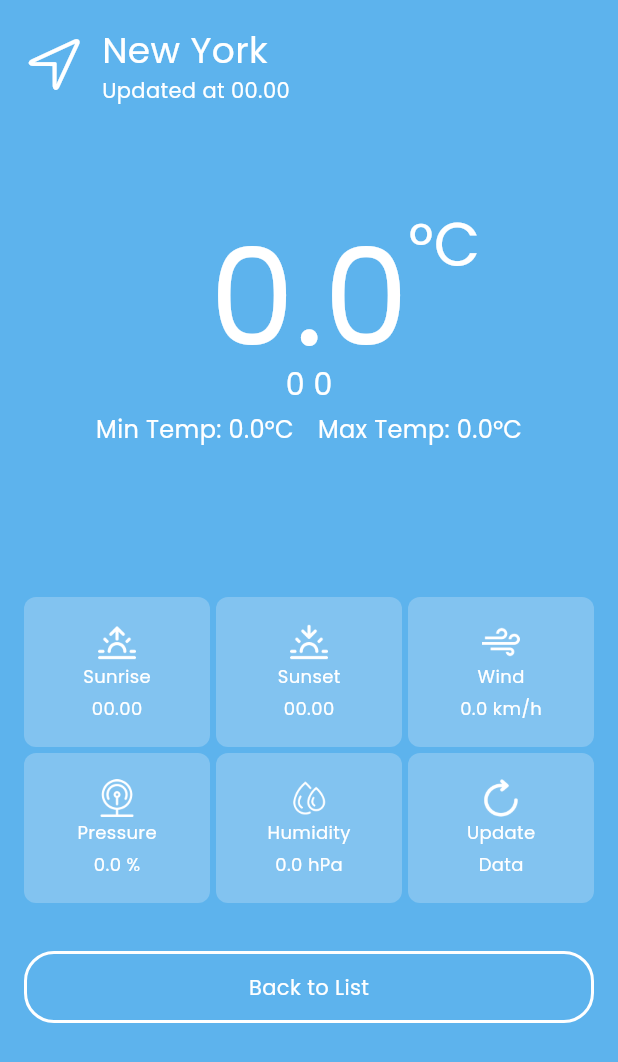
After one commit to rezaagung1101/WeatherApp_Flutter_MVVM, a Flutter app: the ListCityScreen screen opened by its route, after a tap on "New York", on a phone screen of 412 x 824 dp. The commit adds this screen. Shown: the top 1062 px of the screen. Run offline on Flutter 3.47's test engine with Material 3 defaults, Android fonts, the phone set to English and light mode, and no system bars; our stand-ins replace recase; network calls fail.

Commit message:
add: detail city

```diff
--- a/lib/utils/helper.dart
+++ b/lib/utils/helper.dart
@@ -1,5 +1,6 @@
 import 'package:intl/intl.dart';
 import 'dart:developer' as developer;
+
 enum Status { INITIAL, LOADING, COMPLETED, ERROR }
 
 class Helper {
@@ -22,11 +23,26 @@ class Helper {
 
   String timezoneOffsetToDate(String? timezoneOffset) {
     DateTime utcTime = DateTime.now().toUtc();
-    DateTime localTime = utcTime.add(Duration(seconds: int.parse(timezoneOffset!)));
+    DateTime localTime =
+        utcTime.add(Duration(seconds: int.parse(timezoneOffset!)));
     return DateFormat('dd MMM yyyy \'|\' hh:mm a').format(localTime);
   }
 
   void log(String message, {String name = 'openweather_mvvm'}) {
     developer.log(message, name: name);
   }
+
+  String capitalize(String input) {
+    if (input.isEmpty) {
+      return input;
+    }
+    List<String> words = input.split(' ');
+    String capitalizedString = words.map((word) {
+      if (word.isEmpty) {
+        return '';
+      }
+      return '${word[0].toUpperCase()}${word.substring(1).toLowerCase()}';
+    }).join(' ');
+    return capitalizedString;
+  }
 }
--- /dev/null
+++ b/lib/view/screens/detail_city_screen.dart
@@ -0,0 +1,115 @@
+import 'package:flutter/material.dart';
+import 'package:openweather_mvvm/model/api/api_response.dart';
+import 'package:openweather_mvvm/model/lib/weather.dart';
+import 'package:openweather_mvvm/utils/constants.dart';
+import 'package:openweather_mvvm/utils/helper.dart';
+import 'package:openweather_mvvm/view/widgets/button_section.dart';
+import 'package:openweather_mvvm/view/widgets/header_section.dart';
+import 'package:openweather_mvvm/view/widgets/information_card_section.dart';
+import 'package:openweather_mvvm/view/widgets/main_section.dart';
+import 'package:openweather_mvvm/view_model/weather_view_model.dart';
+import 'package:provider/provider.dart';
+
+class DetailCityScreen extends StatefulWidget {
+  const DetailCityScreen({super.key, required this.cityName});
+  final String cityName;
+
+  @override
+  State<DetailCityScreen> createState() => _DetailCityScreenState();
+}
+
+class _DetailCityScreenState extends State<DetailCityScreen> {
+  @override
+  void initState() {
+    super.initState();
+    fetchWeatherData();
+  }
+
+  void fetchWeatherData() {
+    Provider.of<WeatherViewModel>(context, listen: false)
+        .fetchWeatherData(widget.cityName);
+  }
+
+  @override
+  Widget build(BuildContext context) {
+    ApiResponse apiResponse = Provider.of<WeatherViewModel>(context).response;
+    bool isLoading = apiResponse.status == Status.LOADING;
+    Weather? weather = apiResponse.data as Weather?;
+
+    return Scaffold(
+      body: Stack(
+        children: <Widget>[
+          Container(
+            padding: const EdgeInsets.all(16),
+            color: Constants.skyBlue,
+            child: SafeArea(
+              child: Center(
+                child: _buildMainContent(weather),
+              ),
+            ),
+          ),
+          if (isLoading)
+            Container(
+              color: Colors.black.withOpacity(0.5), // Semi-transparent overlay
+              child: const Center(
+                child: SizedBox(
+                    width: 60,
+                    height: 60,
+                    child: CircularProgressIndicator(
+                        color: Colors.white,
+                        backgroundColor: Colors.blue,
+                        strokeWidth: 2)),
+              ),
+            ),
+        ],
+      ),
+    );
+  }
+
+  Widget _buildMainContent(Weather? weather) {
+    Helper helper = Helper();
+
+    return Column(
+      mainAxisAlignment: MainAxisAlignment.start,
+      children: <Widget>[
+        HeaderSection(
+            city: widget.cityName,
+            updatedTime: weather != null
+                ? helper.timezoneOffsetToDate(weather.updatedAt)
+                : "00.00"),
+        const SizedBox(
+          height: 64,
+        ),
+        MainSection(
+          mainTemp: weather != null
+              ? helper.kelvinToCelcius(weather.temperature)
+              : "0.0",
+          minTemp: weather != null
+              ? helper.kelvinToCelcius(weather.minTemperature)
+              : "0.0",
+          maxTemp: weather != null
+              ? helper.kelvinToCelcius(weather.maxTemperature)
+              : "0.0",
+          status: weather != null ? weather.description.toString() : "0.0",
+        ),
+        const SizedBox(height: 100),
+        InformationCardSection(
+          sunrise: weather != null
+              ? helper.unixTimeToAmPm(weather.sunrise)
+              : "00.00",
+          sunset: weather != null ? helper.unixTimeToAmPm(weather.sunset) : "00.00",
+          wind: weather != null ? weather.windSpeed.toString() : "0.0",
+          pressure: weather != null ? weather.pressure.toString() : "0.0",
+          humidity: weather != null ? weather.humidity.toString() : "0.0",
+          info: 'Data',
+          update: fetchWeatherData,
+        ),
+        const SizedBox(height: 32),
+        ButtonSection(onTap:(){
+          Navigator.pop(context);
+        }, text: "Back to List")
+      ],
+    );
+  }
+
+}
--- a/lib/view/screens/list_city_screen.dart
+++ b/lib/view/screens/list_city_screen.dart
@@ -1,5 +1,6 @@
 import 'package:flutter/material.dart';
 import 'package:openweather_mvvm/model/lib/city.dart';
+import 'package:openweather_mvvm/view/screens/detail_city_screen.dart';
 import 'package:openweather_mvvm/view/widgets/button_section.dart';
 
 class ListCityScreen extends StatelessWidget {
@@ -33,15 +34,25 @@ class ListCityScreen extends StatelessWidget {
                     child: CityCardItem(
                       imagePath: city.imagePath,
                       cityName: city.name,
-                      onTap: () {},
+                      onTap: () {
+                        Navigator.push(
+                            context,
+                            MaterialPageRoute(
+                                builder: (context) =>
+                                    DetailCityScreen(cityName: city.name)));
+                      },
                     ),
                   );
                 },
               ),
-              const SizedBox(height: 4,),
-              ButtonSection(onTap: () {
-                Navigator.pop(context);
-              }, text: "Back to My City")
+              const SizedBox(
+                height: 4,
+              ),
+              ButtonSection(
+                  onTap: () {
+                    Navigator.pop(context);
+                  },
+                  text: "Back to My City")
             ],
           ),
         ),
--- a/lib/view/widgets/information_card_section.dart
+++ b/lib/view/widgets/information_card_section.dart
@@ -1,5 +1,6 @@
 import 'package:flutter/material.dart';
 import 'package:openweather_mvvm/utils/constants.dart';
+import 'package:openweather_mvvm/view/widgets/main_section.dart';
 
 class InformationCardSection extends StatelessWidget {
   const InformationCardSection(
@@ -147,24 +148,10 @@ class CardItem extends StatelessWidget {
                 height: 25, // Adjust height as needed
                 color: Colors.white, // Apply white tint
               ),
-              SizedBox(height: 2),
-              Text(
-                label,
-                style: TextStyle(
-                  fontFamily: 'poppins',
-                  color: Colors.white,
-                  fontSize: 12,
-                ),
-              ),
-              SizedBox(height: 4),
-              Text(
-                value,
-                style: TextStyle(
-                  fontFamily: 'poppins',
-                  color: Colors.white,
-                  fontSize: 12,
-                ),
-              ),
+              const SizedBox(height: 2),
+              TextSection(text: label, size: 12),
+              const SizedBox(height: 4),
+              TextSection(text: value, size: 12),
             ],
           ),
         ),
--- a/lib/view/widgets/main_section.dart
+++ b/lib/view/widgets/main_section.dart
@@ -1,5 +1,5 @@
 import 'package:flutter/material.dart';
-
+import 'package:recase/recase.dart';
 // ignore: must_be_immutable
 class MainSection extends StatelessWidget {
    MainSection(
@@ -16,6 +16,7 @@ class MainSection extends StatelessWidget {
 
   @override
   Widget build(BuildContext context) {
+    ReCase capStatus = ReCase(status);
     return Column(
         children: <Widget>[
           Row(
@@ -35,7 +36,7 @@ class MainSection extends StatelessWidget {
                   child: TextSection(text: "°C", size: 40)),
             ],
           ),
-          TextSection(text: status, size: 20),
+          TextSection(text: capStatus.titleCase, size: 20),
           const SizedBox(height: 4,),
           Row(
             mainAxisAlignment: MainAxisAlignment.center,
--- a/pubspec.yaml
+++ b/pubspec.yaml
@@ -44,6 +44,7 @@ dev_dependencies:
   http: ^0.13.1
   provider: ^5.0.0
   intl: ^0.17.0
+  recase: ^4.0.0
   # The "flutter_lints" package below contains a set of recommended lints to
   # encourage good coding practices. The lint set provided by the package is
   # activated in the `analysis_options.yaml` file located at the root of your
```
Also changed, not shown: pubspec.lock.
